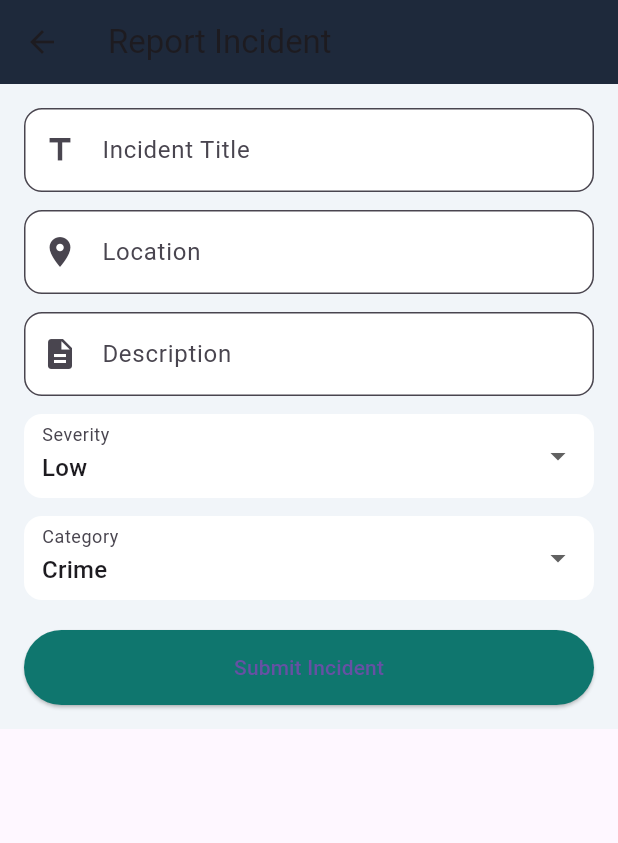
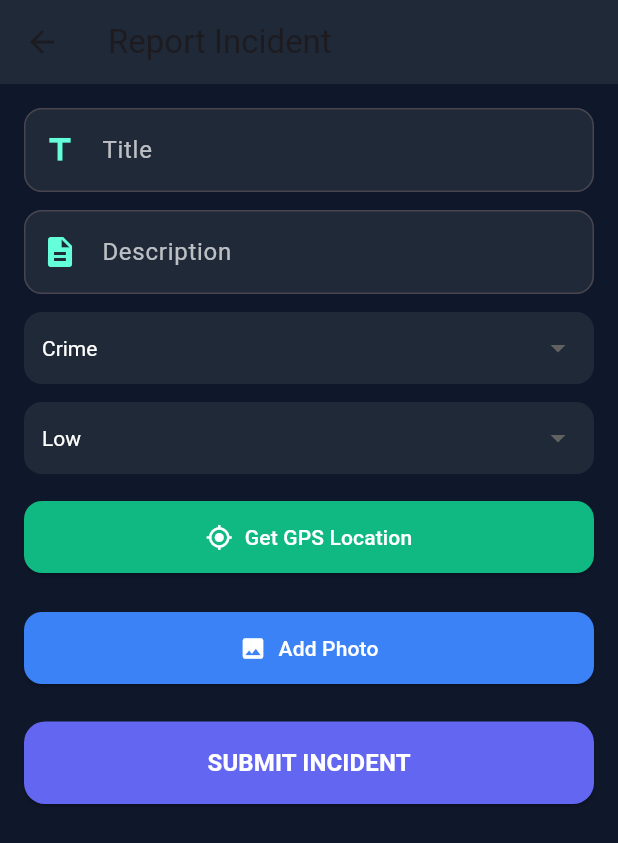
Before and after one commit to areeshaaltaf-1/smart_safety_app, a Flutter app: the ReportIncidentScreen screen opened directly, on a phone screen of 412 x 824 dp. Shown: the top 843 px of the screen. Run offline on Flutter 3.47's test engine with Material 3 defaults, Android fonts, the phone set to English and light mode, and no system bars; our stand-ins replace firebase_auth, firebase_core, flutter_map, geolocator, hive, hive_flutter and 2 more; accounts and stored records are empty.

Commit message:
Improved report incident screen with GPS and web-safe image upload UI

```diff
--- a/lib/main.dart
+++ b/lib/main.dart
@@ -8,12 +8,12 @@ import 'screens/splash_screen.dart';
 void main() async {
   WidgetsFlutterBinding.ensureInitialized();
 
-  // Firebase init
+  // 🔥 Firebase init
   await Firebase.initializeApp(
     options: DefaultFirebaseOptions.currentPlatform,
   );
 
-  // Hive init (IMPORTANT)
+  // 🧠 Hive init (OFFLINE STORAGE)
   await Hive.initFlutter();
   await Hive.openBox('incidentsBox');
 
--- a/lib/screens/report_incident_screen.dart
+++ b/lib/screens/report_incident_screen.dart
@@ -1,4 +1,9 @@
+import 'dart:convert';
+import 'dart:typed_data';
 import 'package:flutter/material.dart';
+import 'package:geolocator/geolocator.dart';
+import 'package:image_picker/image_picker.dart';
+
 import '../services/incident_service.dart';
 
 class ReportIncidentScreen extends StatefulWidget {
@@ -11,49 +16,108 @@ class ReportIncidentScreen extends StatefulWidget {
 class _ReportIncidentScreenState extends State<ReportIncidentScreen> {
 
   final titleController = TextEditingController();
-  final locationController = TextEditingController();
   final descriptionController = TextEditingController();
 
-  String selectedSeverity = "Low";
-  String selectedCategory = "Crime";
+  String category = "Crime";
+  String severity = "Low";
 
-  void submitIncident() {
+  Uint8List? imageBytes;
+  Position? position;
 
-    if (titleController.text.isEmpty || locationController.text.isEmpty) {
+  bool loadingGPS = false;
+
+  final picker = ImagePicker();
+
+  // 📍 GPS (UNCHANGED)
+  Future<void> getLocation() async {
+    setState(() => loadingGPS = true);
+
+    bool serviceEnabled = await Geolocator.isLocationServiceEnabled();
+    if (!serviceEnabled) {
+      setState(() => loadingGPS = false);
+      return;
+    }
+
+    LocationPermission permission = await Geolocator.checkPermission();
+
+    if (permission == LocationPermission.denied) {
+      permission = await Geolocator.requestPermission();
+    }
+
+    position = await Geolocator.getCurrentPosition(
+      desiredAccuracy: LocationAccuracy.high,
+    );
+
+    setState(() => loadingGPS = false);
+  }
+
+  // 📷 IMAGE (WEB SAFE)
+  Future<void> pickImage() async {
+    final picked = await ImagePicker().pickImage(source: ImageSource.gallery);
+
+    if (picked != null) {
+      final bytes = await picked.readAsBytes();
+
+      setState(() {
+        imageBytes = bytes;
+      });
+    }
+  }
+
+  // 🚨 SUBMIT INCIDENT
+  void submitIncident() async {
+
+    if (titleController.text.isEmpty) {
       ScaffoldMessenger.of(context).showSnackBar(
-        const SnackBar(content: Text("Please fill all required fields")),
+        const SnackBar(content: Text("Title required")),
       );
       return;
     }
 
+    if (position == null) {
+      await getLocation();
+    }
+
     IncidentService.addIncident({
       "title": titleController.text,
-      "location": locationController.text,
       "description": descriptionController.text,
-      "severity": selectedSeverity,
-      "category": selectedCategory,
+      "category": category,
+      "severity": severity,
+
+      // GPS
+      "lat": position?.latitude,
+      "lng": position?.longitude,
+
+      // IMAGE
+      "image": imageBytes != null ? base64Encode(imageBytes!) : null,
+
       "time": DateTime.now().toString(),
     });
 
     ScaffoldMessenger.of(context).showSnackBar(
-      const SnackBar(content: Text("Incident Reported Successfully")),
+      const SnackBar(content: Text("Incident Reported")),
     );
 
     titleController.clear();
-    locationController.clear();
     descriptionController.clear();
 
-    setState(() {});
+    setState(() {
+      imageBytes = null;
+      position = null;
+    });
   }
 
-  Widget buildField(String label, TextEditingController controller, IconData icon) {
+  // 🎨 INPUT FIELD
+  Widget inputField(String label, TextEditingController controller, IconData icon) {
     return TextField(
       controller: controller,
+      style: const TextStyle(color: Colors.white),
       decoration: InputDecoration(
-        prefixIcon: Icon(icon),
+        prefixIcon: Icon(icon, color: Colors.tealAccent),
         labelText: label,
+        labelStyle: const TextStyle(color: Colors.white70),
         filled: true,
-        fillColor: Colors.white,
+        fillColor: const Color(0xFF1F2937),
         border: OutlineInputBorder(
           borderRadius: BorderRadius.circular(12),
         ),
@@ -61,98 +125,137 @@ class _ReportIncidentScreenState extends State<ReportIncidentScreen> {
     );
   }
 
+  // 🎨 DROPDOWN
+  Widget dropdown(String label, String value, List<String> items, Function(String?) onChanged) {
+    return Container(
+      padding: const EdgeInsets.symmetric(horizontal: 12),
+      decoration: BoxDecoration(
+        color: const Color(0xFF1F2937),
+        borderRadius: BorderRadius.circular(12),
+      ),
+      child: DropdownButtonFormField(
+        value: value,
+        dropdownColor: const Color(0xFF1F2937),
+        style: const TextStyle(color: Colors.white),
+        items: items.map((e) => DropdownMenuItem(value: e, child: Text(e))).toList(),
+        onChanged: onChanged,
+        decoration: const InputDecoration(border: InputBorder.none),
+      ),
+    );
+  }
+
   @override
   Widget build(BuildContext context) {
     return Scaffold(
+      backgroundColor: const Color(0xFF0F172A),
+
       appBar: AppBar(
         title: const Text("Report Incident"),
-        backgroundColor: const Color(0xFF1E293B),
+        backgroundColor: const Color(0xFF1F2937),
       ),
 
-      body: Container(
+      body: SingleChildScrollView(
+        physics: const BouncingScrollPhysics(),
         padding: const EdgeInsets.all(16),
-        color: const Color(0xFFF1F5F9),
 
-        child: SingleChildScrollView(
         child: Column(
+          crossAxisAlignment: CrossAxisAlignment.stretch,
           children: [
 
-              buildField("Incident Title", titleController, Icons.title),
+            inputField("Title", titleController, Icons.title),
             const SizedBox(height: 12),
 
-              buildField("Location", locationController, Icons.location_on),
+            inputField("Description", descriptionController, Icons.description),
             const SizedBox(height: 12),
 
-              buildField("Description", descriptionController, Icons.description),
+            dropdown("Category", category,
+                ["Crime", "Accident", "Violence"], (v) {
+                  setState(() => category = v!);
+                }),
+
             const SizedBox(height: 12),
 
-              Container(
-                padding: const EdgeInsets.symmetric(horizontal: 12),
-                decoration: BoxDecoration(
-                  color: Colors.white,
+            dropdown("Severity", severity,
+                ["Low", "Medium", "High"], (v) {
+                  setState(() => severity = v!);
+                }),
+
+            const SizedBox(height: 18),
+
+            ElevatedButton.icon(
+              onPressed: getLocation,
+              icon: const Icon(Icons.my_location),
+              label: const Text("Get GPS Location"),
+              style: ElevatedButton.styleFrom(
+                backgroundColor: const Color(0xFF10B981),
+                foregroundColor: Colors.white,
+                padding: const EdgeInsets.symmetric(vertical: 14),
+                shape: RoundedRectangleBorder(
                   borderRadius: BorderRadius.circular(12),
-                ),
-                child: DropdownButtonFormField(
-                  value: selectedSeverity,
-                  items: const [
-                    DropdownMenuItem(value: "Low", child: Text("Low")),
-                    DropdownMenuItem(value: "Medium", child: Text("Medium")),
-                    DropdownMenuItem(value: "High", child: Text("High")),
-                  ],
-                  onChanged: (value) {
-                    setState(() {
-                      selectedSeverity = value!;
-                    });
-                  },
-                  decoration: const InputDecoration(
-                    labelText: "Severity",
-                    border: InputBorder.none,
                 ),
               ),
             ),
 
-              const SizedBox(height: 12),
+            const SizedBox(height: 10),
 
-              Container(
-                padding: const EdgeInsets.symmetric(horizontal: 12),
-                decoration: BoxDecoration(
-                  color: Colors.white,
+            if (loadingGPS)
+              const Text("Fetching GPS...", style: TextStyle(color: Colors.white70)),
+
+            if (position != null)
+              Text(
+                "Lat: ${position!.latitude}, Lng: ${position!.longitude}",
+                style: const TextStyle(color: Colors.white60),
+              ),
+
+            const SizedBox(height: 16),
+
+            ElevatedButton.icon(
+              onPressed: pickImage,
+              icon: const Icon(Icons.photo),
+              label: const Text("Add Photo"),
+              style: ElevatedButton.styleFrom(
+                backgroundColor: const Color(0xFF3B82F6),
+                foregroundColor: Colors.white,
+                padding: const EdgeInsets.symmetric(vertical: 14),
+                shape: RoundedRectangleBorder(
                   borderRadius: BorderRadius.circular(12),
-                ),
-                child: DropdownButtonFormField(
-                  value: selectedCategory,
-                  items: const [
-                    DropdownMenuItem(value: "Crime", child: Text("Crime")),
-                    DropdownMenuItem(value: "Accident", child: Text("Accident")),
-                    DropdownMenuItem(value: "Violence", child: Text("Violence")),
-                  ],
-                  onChanged: (value) {
-                    setState(() {
-                      selectedCategory = value!;
-                    });
-                  },
-                  decoration: const InputDecoration(
-                    labelText: "Category",
-                    border: InputBorder.none,
                 ),
               ),
             ),
 
-              const SizedBox(height: 20),
+            if (imageBytes != null)
+              Padding(
+                padding: const EdgeInsets.only(top: 12),
+                child: ClipRRect(
+                  borderRadius: BorderRadius.circular(12),
+                  child: Image.memory(
+                    imageBytes!,
+                    height: 160,
+                    fit: BoxFit.cover,
+                  ),
+                ),
+              ),
 
-              SizedBox(
-                width: double.infinity,
-                height: 50,
-                child: ElevatedButton(
+            const SizedBox(height: 25),
+
+            ElevatedButton(
               onPressed: submitIncident,
               style: ElevatedButton.styleFrom(
-                    backgroundColor: const Color(0xFF0F766E),
-                  ),
-                  child: const Text("Submit Incident"),
+                backgroundColor: const Color(0xFF6366F1),
+                foregroundColor: Colors.white,
+                padding: const EdgeInsets.symmetric(vertical: 16),
+                shape: RoundedRectangleBorder(
+                  borderRadius: BorderRadius.circular(14),
                 ),
               ),
+              child: const Text(
+                "SUBMIT INCIDENT",
+                style: TextStyle(fontSize: 16, fontWeight: FontWeight.bold),
+              ),
+            ),
+
+            const SizedBox(height: 20),
           ],
-          ),
         ),
       ),
     );
```
Also changed, not shown: lib/screens/incidents_screen.dart (+23 -28 lines), lib/screens/safety_map_screen.dart (+54 -79 lines), lib/services/incident_service.dart (+12 -8 lines), pubspec.yaml (+12 -4 lines), pubspec.lock, 6 other files. Lines whose indentation alone changed are shown as unchanged.
